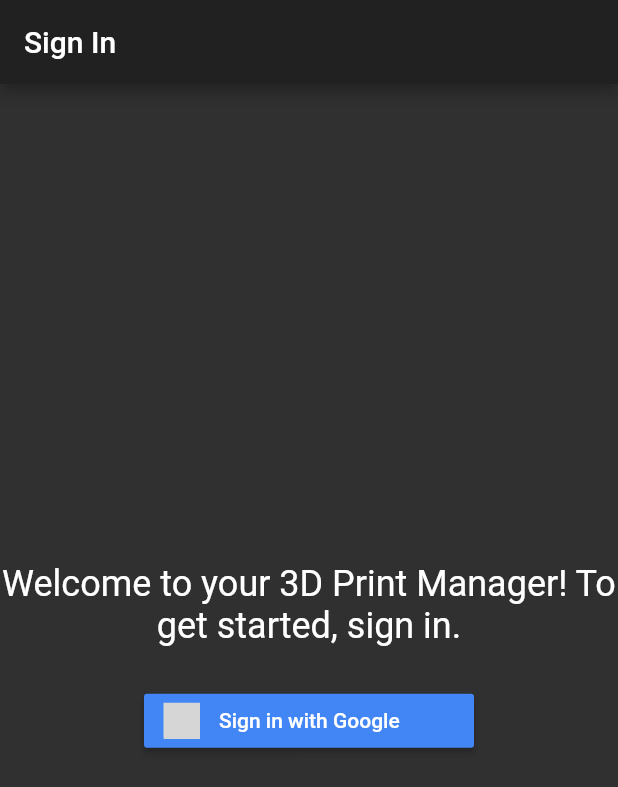
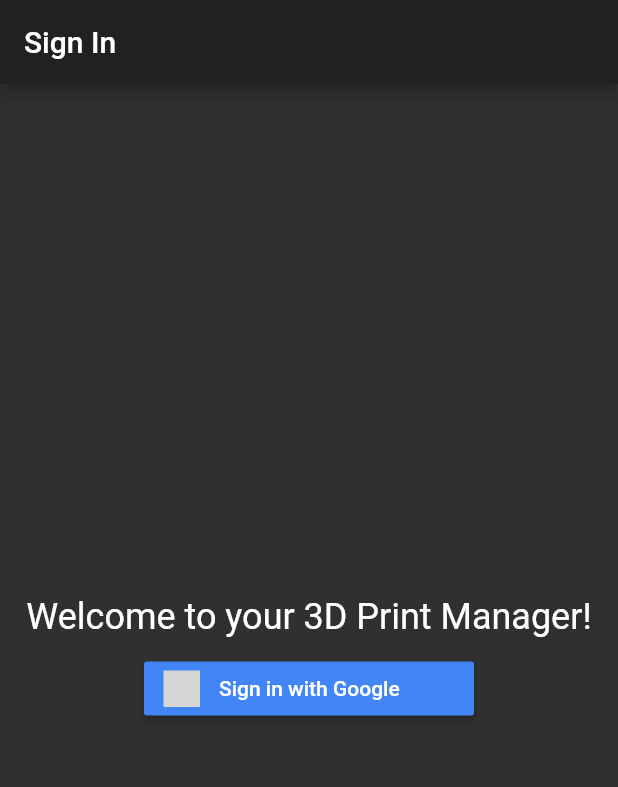
Before and after one commit to RetroJect/3D-Print-Manager, a Flutter app: the screen it shows after launch, on a phone screen of 412 x 824 dp. Shown: the top 787 px of the screen. Run offline on Flutter 3.47's test engine with Material 2 defaults, Android fonts, the phone set to English and light mode, and no system bars; our stand-ins replace cloud_firestore, firebase_auth, firebase_core, firebase_storage, flutter_signin_button, google_sign_in and 2 more; accounts and stored records are empty; grey boxes are pictures that could not be loaded.

Commit message:
update styling

```diff
--- a/lib/itemEdit.dart
+++ b/lib/itemEdit.dart
@@ -106,6 +106,7 @@ class _ItemEditViewState extends State<ItemEditView> {
         curView = Form(
           key: _formKey,
           child: ListView(
+            padding: EdgeInsets.all(16),
             children: [
               Image.network(imageUrl),
               ElevatedButton(
--- a/lib/signIn.dart
+++ b/lib/signIn.dart
@@ -59,11 +59,11 @@ class _SignInPageState extends State<SignInPage> {
           crossAxisAlignment: CrossAxisAlignment.center,
           children: [
             Text(
-              "Welcome to your 3D Print Manager! To get started, sign in.",
+              "Welcome to your 3D Print Manager!",
               style: TextStyle(fontSize: 24, inherit: true),
               textAlign: TextAlign.center,
             ),
-            SizedBox(height: 25),
+            SizedBox(height: 10),
             SignInButton(
               Buttons.GoogleDark,
               onPressed: () => signInWithGoogle(),
```
